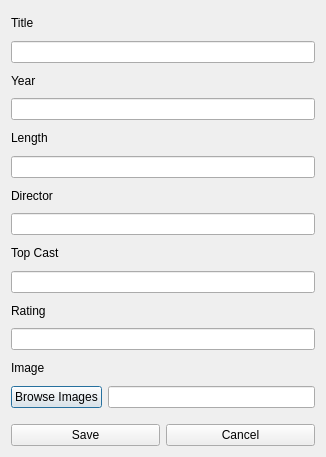
The window that dialogwindow.ui (filip-ba/movie-archive) describes before a commit, drawn with Qt 5.
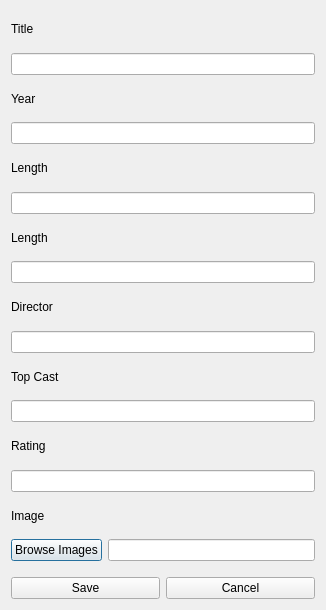
The same window after the commit.

Commit message: Added genre and icon

What changed in the file:
```diff
--- a/dialogwindow.ui
+++ b/dialogwindow.ui
@@ -7,7 +7,7 @@
     <x>0</x>
     <y>0</y>
     <width>326</width>
-    <height>457</height>
+    <height>610</height>
    </rect>
   </property>
   <property name="windowTitle">
@@ -48,6 +48,20 @@
    <item>
     <widget class="QLineEdit" name="leMovieLength"/>
    </item>
+   <item>
+    <widget class="QLabel" name="label_8">
+     <property name="text">
+      <string>Length</string>
+     </property>
+    </widget>
+   </item>
+   <item>
+    <widget class="QLineEdit" name="leMovieGenre">
+     <property name="text">
+      <string/>
+     </property>
+    </widget>
+   </item>
    <item>
     <widget class="QLabel" name="label_4">
      <property name="text">
```
The commit also changes 10 other files.
